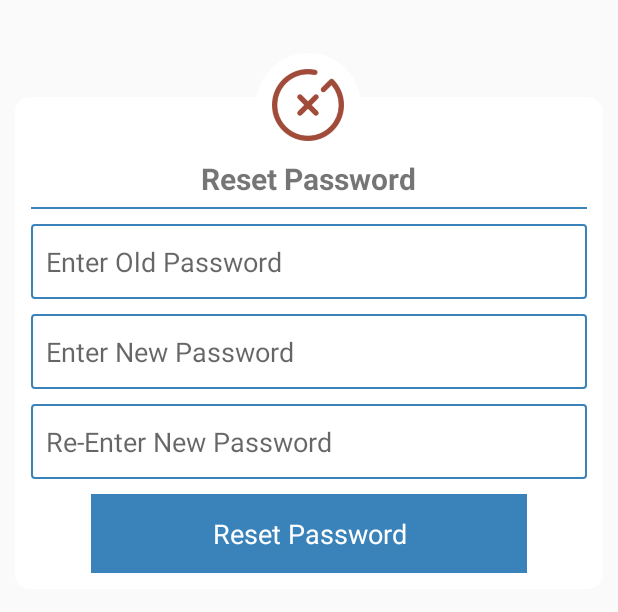
After one commit to jigspatel119/Autokrew, an Android app: the layout dialog_reset_pasword.xml on its own in the app's theme, with its tools: preview values and no code run, on a phone screen of 412 x 824 dp. The commit adds this screen. Shown: the top 612 px of the screen. Run offline under Robolectric (Android 15) with nearby library versions, the phone set to English and light mode, and no system bars; Roboto replaces fonts that are not available here.

Commit message:
reset password api integration

```diff
--- a/app/src/main/AndroidManifest.xml
+++ b/app/src/main/AndroidManifest.xml
@@ -16,6 +16,8 @@
     <uses-permission android:name="android.permission.ACCESS_NETWORK_STATE" />
     <uses-permission android:name="android.permission.ACCESS_WIFI_STATE" />
 
+
+    <uses-permission android:name="android.permission.READ_PHONE_STATE"/>
 
 
     <uses-feature android:name="android.hardware.camera" />
--- a/app/src/main/java/com/autokrew/activity/QRScanActivity.java
+++ b/app/src/main/java/com/autokrew/activity/QRScanActivity.java
@@ -60,13 +60,16 @@ public class QRScanActivity extends AppCompatActivity implements ApiListener {
 
     // GPSTracker class
     GPSTracker2 gps;
+    String IMEINumber = "";
 
     @Override
     protected void onCreate(Bundle savedInstanceState) {
         super.onCreate(savedInstanceState);
         setContentView(R.layout.activity_qrscan);
         mPreferenceHelper = new PreferenceHelper(this);
+        IMEINumber = CommonUtils.getInstance().getIMEI(this);
 
+        Log.e(TAG, "IMEINumber ::"+CommonUtils.getInstance().getIMEI(this));
 
         //Initialize Views
         initializeViews();
@@ -224,6 +227,7 @@ public class QRScanActivity extends AppCompatActivity implements ApiListener {
         params.setQrCode(QR_text);
         params.setAtt_PhisicalAddress(mAddress);
         params.setEmployeePk(String.valueOf(Pref.getValue(this, Constant.PREF_SESSION_EMPLOYEE_FK, 0)));
+        params.setIMEINumber(IMEINumber);
 
         String mToken = Pref.getValue(this, Constant.PREF_TOKEN, "");
 
@@ -320,7 +324,7 @@ public class QRScanActivity extends AppCompatActivity implements ApiListener {
                     if(distance(Double.parseDouble(obj.getString("lat"))
                             , Double.parseDouble(obj.getString("long"))
                             , CommonUtils.lattitude
-                            , CommonUtils.logitude) < 0.1){
+                            , CommonUtils.logitude) <= 0.01){  // <=10 miter
 
                         //0.045411597019411123
                        // Toast.makeText(this, "API calls!", Toast.LENGTH_LONG).show();
--- a/app/src/main/java/com/autokrew/activity/SigninActivity.java
+++ b/app/src/main/java/com/autokrew/activity/SigninActivity.java
@@ -115,6 +115,11 @@ public class SigninActivity extends AppCompatActivity implements  View.OnClickLi
                 Pref.setValue(this,Constant.PREF_SESSION_EMPLOYEE_FK,model.getEmployeeFK());
 
                 Pref.setValue(this,Constant.PREF_ROLE_FK,model.getRoleFK());
+
+                Pref.setValue(this,Constant.PREF_RESPONSE_CODE,model.getResponseCode());
+
+
+                Pref.setValue(this,Constant.PREF_LOGIN_PK,model.getLoginPK());
                 //api calls for get user profile
 
                 getUserProfile(model.getEmployeeFK());
--- a/app/src/main/java/com/autokrew/utils/Constant.java
+++ b/app/src/main/java/com/autokrew/utils/Constant.java
@@ -40,6 +40,12 @@ public class Constant {
     public static final String PREF_LEAVE_BUTTON = "leave_item_button";
 
     public static final String PREF_ROLE_FK = "roleFK";
+    public static final String PREF_LOGIN_PK = "loginPK";
+    public static final String PREF_RESPONSE_CODE = "responseCode";
+
+
+
+
 
     public static String LAST_ACTIVITY = "";
     public  static  final int GPS_SETTINGS = 105;
--- /dev/null
+++ b/app/src/main/res/layout/dialog_reset_pasword.xml
@@ -0,0 +1,146 @@
+<?xml version="1.0" encoding="utf-8"?>
+<RelativeLayout xmlns:android="http://schemas.android.com/apk/res/android"
+    android:layout_width="match_parent"
+    android:layout_height="wrap_content"
+    android:layout_marginEnd="10dp"
+    android:layout_marginStart="10dp"
+    android:background="@android:color/transparent"
+    android:orientation="vertical">
+
+    <RelativeLayout
+        android:id="@+id/dialog_body"
+        android:layout_width="match_parent"
+        android:layout_height="wrap_content"
+        android:layout_centerHorizontal="true"
+        android:layout_centerVertical="true"
+        android:layout_marginTop="130dp"
+        android:background="@drawable/dialog_round">
+
+        <TextView
+            android:id="@+id/title"
+            android:layout_width="wrap_content"
+            android:layout_height="wrap_content"
+            android:layout_alignParentTop="true"
+            android:layout_centerHorizontal="true"
+            android:layout_marginTop="40dp"
+            android:text="Reset Password"
+            android:textSize="20sp"
+            android:textStyle="bold" />
+
+        <LinearLayout
+            android:layout_width="match_parent"
+            android:layout_height="wrap_content"
+            android:layout_below="@+id/title"
+            android:orientation="vertical">
+
+            <View
+                android:layout_width="match_parent"
+                android:layout_height="1dp"
+                android:layout_marginLeft="10dp"
+                android:layout_marginRight="10dp"
+                android:layout_marginTop="5dp"
+                android:background="@color/colorPrimary" />
+
+
+
+
+            <EditText
+                android:id="@+id/edt_old_pass"
+                android:layout_width="match_parent"
+                android:layout_height="50dp"
+                android:layout_marginLeft="10dp"
+                android:layout_marginRight="10dp"
+                android:layout_marginTop="10dp"
+                android:background="@drawable/bg_border_primary_dark"
+                android:hint="Enter Old Password "
+                android:paddingLeft="10dp"
+                android:singleLine="true" />
+
+            <EditText
+                android:id="@+id/edt_new_password"
+                android:layout_width="match_parent"
+                android:layout_height="50dp"
+                android:layout_marginLeft="10dp"
+                android:layout_marginRight="10dp"
+                android:layout_marginTop="10dp"
+                android:background="@drawable/bg_border_primary_dark"
+                android:hint="Enter New Password"
+                android:paddingLeft="10dp"
+                android:singleLine="true" />
+
+
+            <EditText
+                android:id="@+id/edt_renew_password"
+                android:layout_width="match_parent"
+                android:layout_height="50dp"
+                android:layout_marginLeft="10dp"
+                android:layout_marginRight="10dp"
+                android:layout_marginTop="10dp"
+                android:background="@drawable/bg_border_primary_dark"
+                android:hint="Re-Enter New Password"
+                android:paddingLeft="10dp"
+                android:singleLine="true" />
+
+
+            <LinearLayout
+                android:layout_width="match_parent"
+                android:layout_margin="10dp"
+                android:layout_height="wrap_content">
+
+
+
+
+
+                <TextView
+                    android:id="@+id/txt_reset_pass"
+                    android:layout_width="match_parent"
+                    android:layout_height="wrap_content"
+                    android:background="@color/colorPrimary"
+                    android:text="Reset Password"
+                    android:textSize="18dp"
+                    android:textColor="@color/white"
+                    android:gravity="center"
+                    android:layout_marginLeft="40dp"
+                    android:layout_marginRight="40dp"
+                    android:padding="14dp"
+                    android:layout_alignParentBottom="true"
+                    />
+
+
+
+            </LinearLayout>
+
+        </LinearLayout>
+
+
+    </RelativeLayout>
+
+    <RelativeLayout
+        android:layout_width="match_parent"
+        android:layout_height="wrap_content"
+        android:layout_alignParentTop="true"
+        android:layout_centerHorizontal="true"
+        android:layout_marginTop="35dp"
+       >
+
+        <RelativeLayout
+            android:id="@+id/colored_circle"
+            style="@style/AlertDialog.AppCompat.CircleBackground"
+            android:layout_width="wrap_content"
+            android:layout_height="wrap_content"
+            android:layout_centerInParent="true"
+            >
+
+            <ImageView
+                android:id="@+id/iv_dialog_cancel"
+                android:layout_width="48dp"
+                android:layout_height="48dp"
+                android:layout_centerHorizontal="true"
+                android:src="@drawable/ic_close_popup"
+                android:layout_centerVertical="true" />
+
+        </RelativeLayout>
+
+    </RelativeLayout>
+
+</RelativeLayout>
```
Also changed, not shown: app/src/main/java/com/autokrew/activity/MainActivity.java (+19 -7 lines), app/src/main/java/com/autokrew/dialogs/ResetPasswordDialog.java (added, +210 -0 lines), app/src/main/java/com/autokrew/fragments/DashboardFragment.java (+80 -93 lines), app/src/main/java/com/autokrew/models/ApplyAttendanceParam.java (+10 -0 lines), app/src/main/java/com/autokrew/models/ManageLeaveParams.java (+3 -7 lines), app/src/main/java/com/autokrew/models/ResetPasswordParams.java (added, +40 -0 lines), app/src/main/java/com/autokrew/network/ApiInterface.java (+13 -6 lines), app/src/main/java/com/autokrew/network/WebServices.java (+43 -0 lines), app/src/main/java/com/autokrew/utils/CommonUtils.java (+8 -0 lines), app/src/main/res/layout/activity_main.xml (+14 -2 lines), app/src/main/res/drawable/reset_password.png (added).
